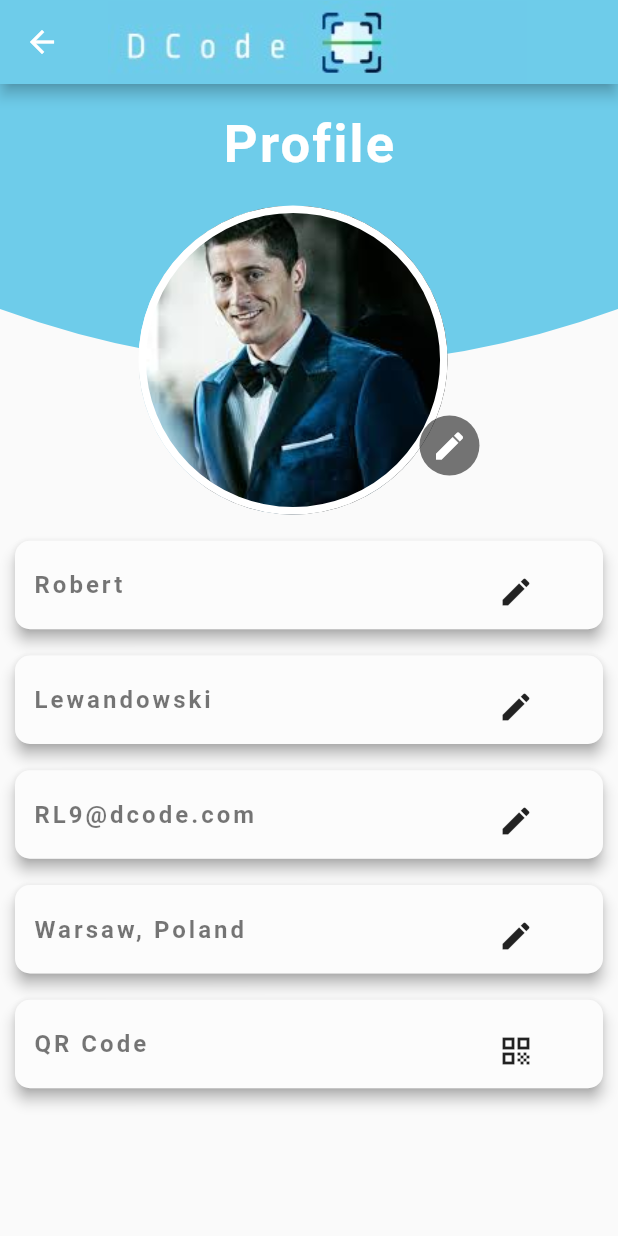
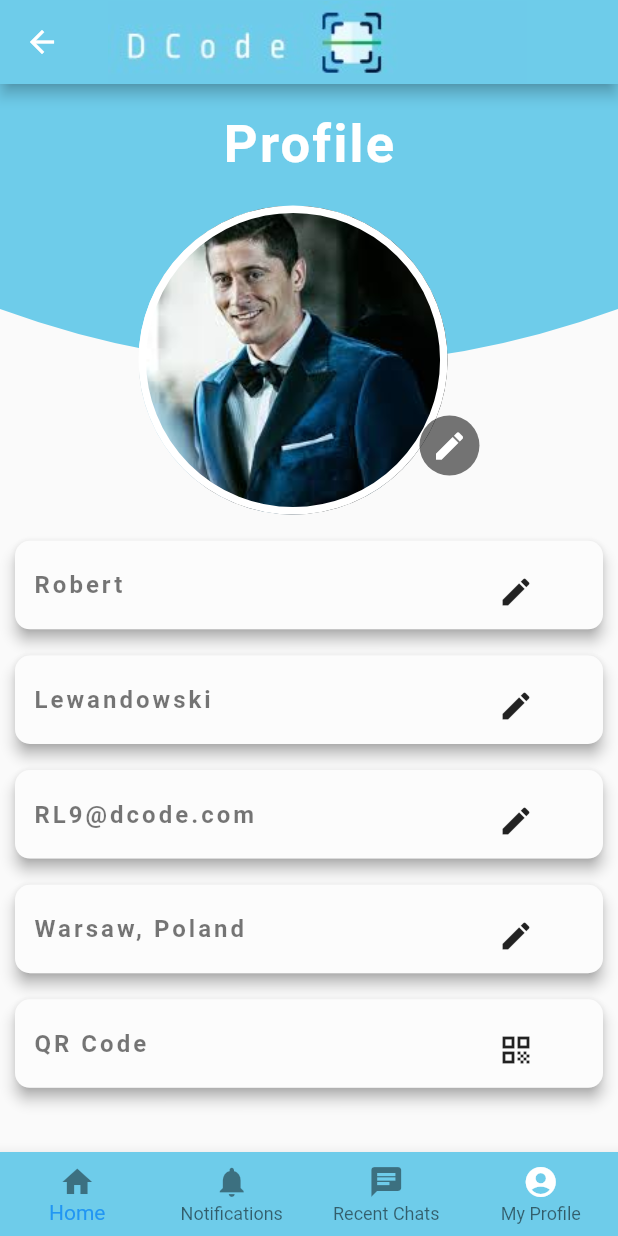
Before and after one commit to KhaledLoay99/qr_code_flutter_project, a Flutter app: the Profile screen opened directly, on a phone screen of 412 x 824 dp. Run offline on Flutter 3.47's test engine with Material 2 defaults, Android fonts, the phone set to English and light mode, and no system bars; our stand-ins replace badges, shared_preferences; accounts and stored records are empty.

Commit message:
widget resizing

```diff
--- a/lib/ui/profile.dart
+++ b/lib/ui/profile.dart
@@ -1,6 +1,8 @@
 import 'package:Dcode/logic/userProfile.dart';
 import 'package:flutter/material.dart';
 import 'package:flutter/rendering.dart';
+import 'package:Dcode/ui/chatlist.dart';
+import 'package:Dcode/ui/home.dart';
 
 class Profile extends StatefulWidget {
   @override
@@ -10,6 +12,7 @@ class Profile extends StatefulWidget {
 
 class _ProfileState extends State<Profile> {
   final TextEditingController _controller = new TextEditingController();
+  Color c1 = const Color.fromRGBO(110, 204, 234, 1.0);
   TextFormField test;
   bool _isEnabled;
   static final validCharacters = RegExp(r"^[a-zA-Z]+$");
@@ -180,7 +183,77 @@ class _ProfileState extends State<Profile> {
         ),
         backgroundColor: const Color.fromRGBO(110, 204, 234, 1.0),
       ),
-      body: ListView(physics: const NeverScrollableScrollPhysics(), children: [
+      bottomNavigationBar: BottomNavigationBar(
+        type: BottomNavigationBarType.fixed,
+        backgroundColor: c1,
+        onTap: (value) {
+          // Respond to item press.
+          if (value == 0) {
+            Navigator.push(
+              context,
+              MaterialPageRoute(builder: (context) => home()),
+            );
+          } else if (value == 1) {
+//            Navigator.push(
+//            context,
+//            MaterialPageRoute(builder: (context) => notify()),
+//             );
+          } else if (value == 2) {
+            Navigator.push(
+              context,
+              MaterialPageRoute(builder: (context) => chatlist()),
+            );
+          } else if (value == 3) {
+            Navigator.push(
+              context,
+              MaterialPageRoute(builder: (context) => Profile()),
+            );
+          }
+        },
+        items: [
+          BottomNavigationBarItem(
+            title: Text(
+              'Home',
+              style: TextStyle(color: Colors.black45),
+            ),
+            icon: Icon(
+              Icons.home,
+              color: Colors.black45,
+            ),
+          ),
+          BottomNavigationBarItem(
+            title: Text(
+              'Notifications',
+              style: TextStyle(color: Colors.black45),
+            ),
+            icon: Icon(
+              Icons.notifications,
+              color: Colors.black45,
+            ),
+          ),
+          BottomNavigationBarItem(
+              title: Text(
+                'Recent Chats',
+                style: TextStyle(color: Colors.black45),
+              ),
+              icon: Icon(
+                Icons.chat,
+                color: Colors.black45,
+              ),
+              backgroundColor: Colors.white),
+          BottomNavigationBarItem(
+            title: Text(
+              'My Profile',
+              style: TextStyle(color: Colors.white),
+            ),
+            icon: Icon(
+              Icons.account_circle,
+              color: Colors.white,
+            ),
+          ),
+        ],
+      ),
+      body: ListView(children: [
         Stack(
           alignment: Alignment.center,
           children: [
@@ -246,8 +319,9 @@ class _ProfileState extends State<Profile> {
               ),
             ]),
             Container(
-              padding: EdgeInsets.only(top: 150),
-              height: 550,
+              padding: EdgeInsets.only(
+                  top: MediaQuery.of(context).size.height / 5.5),
+              height: MediaQuery.of(context).size.height / 1.5,
               width: double.infinity,
               margin: EdgeInsets.symmetric(horizontal: 10),
               child: Column(
```
